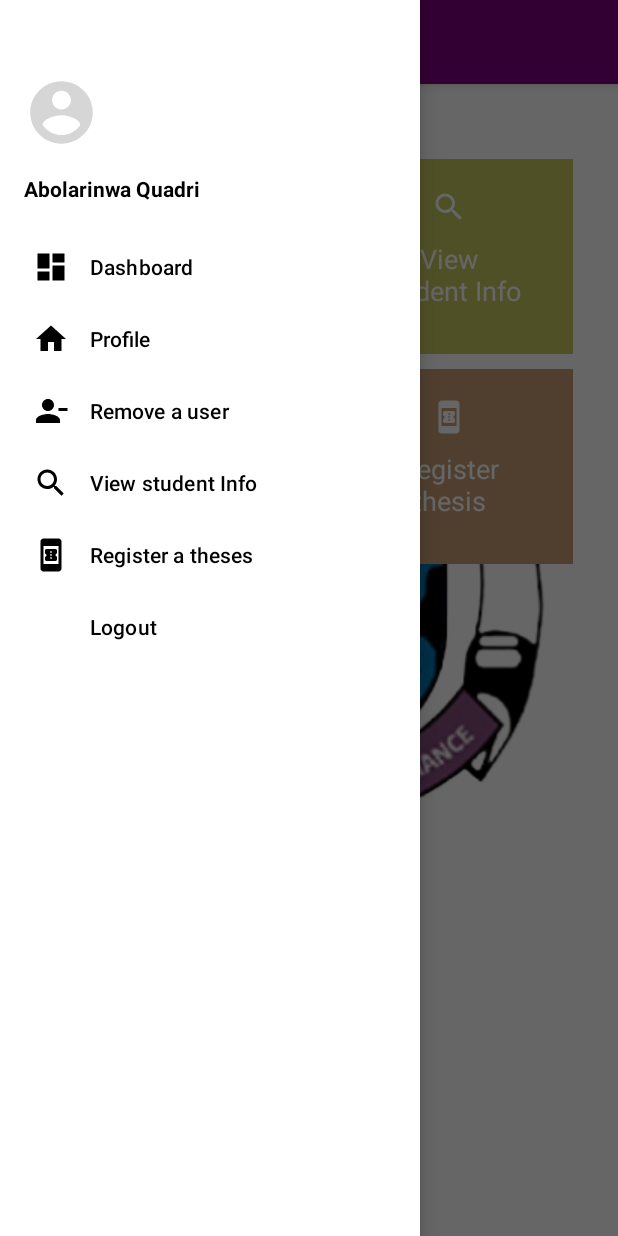
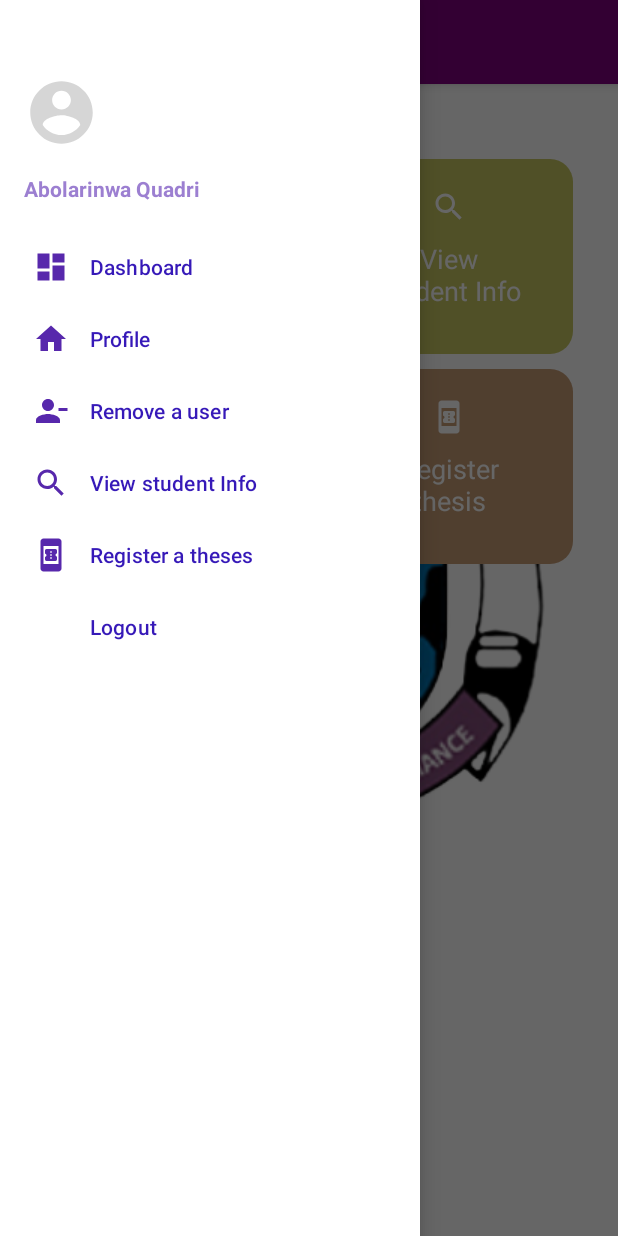
Before and after one commit to Abdqadr1/FUTA_SPGS_CLOUD, an Android app: the fragment AdminDashboardFragment placed in its activity, with the side drawer open, on a phone screen of 412 x 824 dp. Run offline under Robolectric (Android 15) with nearby library versions, the phone set to English and light mode, and no system bars; our stand-ins replace Firebase (no records; nobody signed in at launch, a user with empty details on screens opened directly); 4 statements that could not run were skipped.

Commit message:
appearance changes

```diff
--- /dev/null
+++ b/app/src/main/res/drawable/bg_round_blue.xml
@@ -0,0 +1,5 @@
+<?xml version="1.0" encoding="utf-8"?>
+<shape xmlns:android="http://schemas.android.com/apk/res/android">
+    <solid android:color="#87CEEB"/>
+    <corners android:radius="15dp"/>
+</shape>
--- /dev/null
+++ b/app/src/main/res/drawable/bg_round_brown.xml
@@ -0,0 +1,5 @@
+<?xml version="1.0" encoding="utf-8"?>
+<shape xmlns:android="http://schemas.android.com/apk/res/android">
+    <corners android:radius="15dp"/>
+    <solid android:color="#C89D76"/>
+</shape>
--- /dev/null
+++ b/app/src/main/res/drawable/bg_round_purple.xml
@@ -0,0 +1,6 @@
+<?xml version="1.0" encoding="utf-8"?>
+<shape xmlns:android="http://schemas.android.com/apk/res/android">
+
+    <solid android:color="#9C7FD1"/>
+    <corners android:radius="15dp"/>
+</shape>
--- /dev/null
+++ b/app/src/main/res/drawable/bg_round_yellow.xml
@@ -0,0 +1,5 @@
+<?xml version="1.0" encoding="utf-8"?>
+<shape xmlns:android="http://schemas.android.com/apk/res/android">
+    <solid android:color="#C8C861"/>
+    <corners android:radius="15dp"/>
+</shape>
--- a/app/src/main/res/drawable/ic_baseline_dashboard_24.xml
+++ b/app/src/main/res/drawable/ic_baseline_dashboard_24.xml
@@ -1,4 +1,4 @@
-<vector android:height="24dp" android:tint="#070707"
+<vector android:height="24dp" android:tint="#9C7FD1"
     android:viewportHeight="24" android:viewportWidth="24"
     android:width="24dp" xmlns:android="http://schemas.android.com/apk/res/android">
     <path android:fillColor="@android:color/white" android:pathData="M3,13h8L11,3L3,3v10zM3,21h8v-6L3,15v6zM13,21h8L21,11h-8v10zM13,3v6h8L21,3h-8z"/>
--- a/app/src/main/res/layout/activity_admin.xml
+++ b/app/src/main/res/layout/activity_admin.xml
@@ -46,6 +46,8 @@
         android:layout_height="match_parent"
         android:layout_gravity="start"
         app:headerLayout="@layout/header"
+        app:itemTextColor="#3619B8"
+        app:itemIconTint="#5728AC"
         app:menu="@menu/admin_menu"/>
 
 
--- a/app/src/main/res/layout/activity_staff.xml
+++ b/app/src/main/res/layout/activity_staff.xml
@@ -47,6 +47,8 @@
         android:layout_height="match_parent"
         android:layout_gravity="start"
         app:headerLayout="@layout/header"
+        app:itemTextColor="#3619B8"
+        app:itemIconTint="#5728AC"
         app:menu="@menu/staff_menu"/>
 
 
--- a/app/src/main/res/layout/admin_dashboard.xml
+++ b/app/src/main/res/layout/admin_dashboard.xml
@@ -18,7 +18,7 @@
             android:layout_height="130dp"
             android:layout_weight=".5"
             android:padding="20dp"
-            android:background="#9C7FD1"
+            android:background="@drawable/bg_round_purple"
             android:layout_marginHorizontal="10dp">
 
             <ImageView
@@ -53,7 +53,7 @@
             android:layout_height="130dp"
             android:layout_weight=".5"
             android:padding="20dp"
-            android:background="#C8C861"
+            android:background="@drawable/bg_round_yellow"
             android:layout_marginHorizontal="10dp">
 
             <ImageView
@@ -96,7 +96,7 @@
             android:layout_width="0dp"
             android:layout_height="130dp"
             android:layout_marginHorizontal="10dp"
-            android:background="#87CEEB">
+            android:background="@drawable/bg_round_blue">
 
             <ImageView
                 android:id="@+id/remove_icon"
@@ -130,7 +130,7 @@
             android:layout_width="0dp"
             android:layout_height="130dp"
             android:layout_marginHorizontal="10dp"
-            android:background="#C89D76">
+            android:background="@drawable/bg_round_brown">
 
             <ImageView
                 android:id="@+id/register_icon"
--- a/app/src/main/res/layout/header.xml
+++ b/app/src/main/res/layout/header.xml
@@ -22,7 +22,7 @@
         android:layout_marginLeft="16dp"
         android:layout_marginTop="16dp"
         android:textStyle="bold"
-        android:textColor="@color/black"
+        android:textColor="#9C7FD1"
         android:layout_below="@id/student_pic"
         />
 
--- a/app/src/main/res/layout/staff_dashboard.xml
+++ b/app/src/main/res/layout/staff_dashboard.xml
@@ -18,7 +18,7 @@
             android:layout_height="130dp"
             android:layout_weight=".5"
             android:padding="20dp"
-            android:background="#9C7FD1"
+            android:background="@drawable/bg_round_purple"
             android:layout_marginHorizontal="10dp">
 
             <ImageView
@@ -53,7 +53,7 @@
             android:layout_height="130dp"
             android:layout_weight=".5"
             android:padding="20dp"
-            android:background="#87CEEB"
+            android:background="@drawable/bg_round_blue"
             android:layout_marginHorizontal="10dp">
 
             <ImageView
@@ -96,7 +96,7 @@
             android:layout_width="0dp"
             android:layout_height="130dp"
             android:layout_marginHorizontal="10dp"
-            android:background="#C89D76">
+            android:background="@drawable/bg_round_brown">
 
             <ImageView
                 android:id="@+id/message_icon"
--- a/app/src/main/res/layout/student_profile.xml
+++ b/app/src/main/res/layout/student_profile.xml
@@ -46,6 +46,8 @@
         android:layout_height="match_parent"
         android:layout_gravity="start"
         app:headerLayout="@layout/header"
+        app:itemTextColor="#3619B8"
+        app:itemIconTint="#5728AC"
         app:menu="@menu/student_menu"/>
 
 
```
Also changed, not shown: app/src/main/res/layout/student_dashboard.xml (+4 -4 lines).
